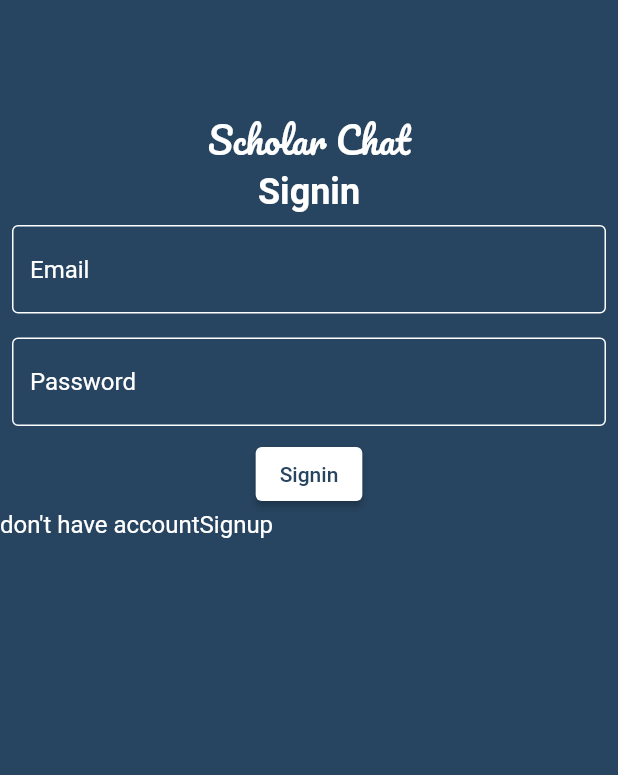
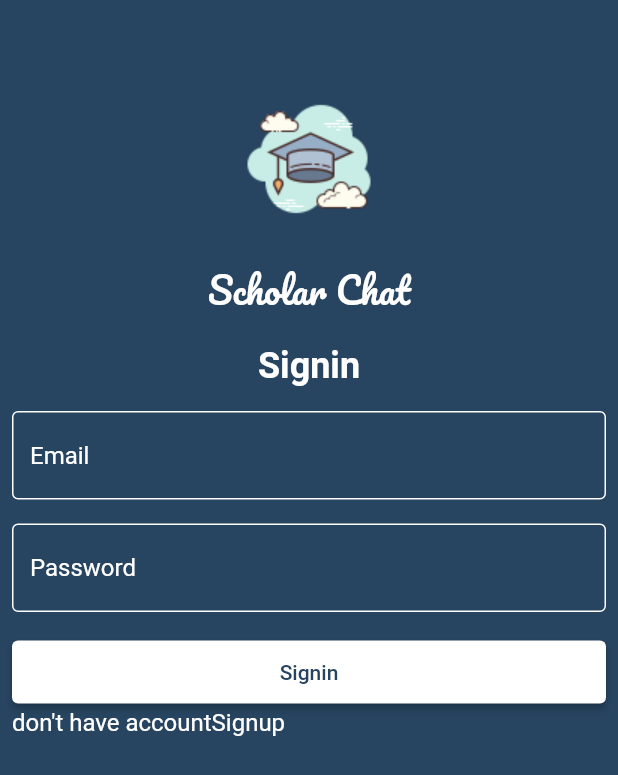
Before and after one commit to MuhanadHorani/Chat-App, a Flutter app: the screen it shows after launch, on a phone screen of 412 x 824 dp. Shown: the top 775 px of the screen. Run offline on Flutter 3.47's test engine with Material 2 defaults, Android fonts, the phone set to English and light mode, and no system bars.

Commit message:
elevated button

```diff
--- a/lib/app/app.dart
+++ b/lib/app/app.dart
@@ -1,7 +1,5 @@
 import 'package:chat_app/pages/login_page.dart';
 import 'package:flutter/material.dart';
-
-import '../pages/home_page.dart';
 
 class App extends StatelessWidget {
   const App({Key? key}) : super(key: key);
--- a/lib/pages/login_page.dart
+++ b/lib/pages/login_page.dart
@@ -14,9 +14,12 @@ class LoginPage extends StatelessWidget {
         backgroundColor: const Color(0xFF274460),
         elevation: 0,
       ),
-      body: Column(
+      body: Padding(
+        padding: const EdgeInsets.symmetric(horizontal: 8),
+        child: ListView(children: [
+          Column(
             children: [
-          //Image.asset('name'),
+              Image.asset('assets/images/scholar.png'),
               const SizedBox(
                 height: 16,
               ),
@@ -29,6 +32,9 @@ class LoginPage extends StatelessWidget {
                   color: Colors.white,
                 ),
               ),
+              const SizedBox(
+                height: 16,
+              ),
               Text(
                 "Signin",
                 style: TextStyle(
@@ -37,12 +43,22 @@ class LoginPage extends StatelessWidget {
                   color: Colors.white,
                 ),
               ),
+              const SizedBox(
+                height: 16,
+              ),
               CustemTextFiled(hintText: 'Email'),
+              const SizedBox(
+                height: 16,
+              ),
               CustemTextFiled(
                 hintText: 'Password',
               ),
+              const SizedBox(
+                height: 16,
+              ),
               ElevatedButton(
                 style: ElevatedButton.styleFrom(
+                  minimumSize: const Size.fromHeight(42),
                   backgroundColor: Colors.white,
                 ),
                 onPressed: () {
@@ -82,6 +98,8 @@ class LoginPage extends StatelessWidget {
               )
             ],
           ),
+        ]),
+      ),
     );
   }
 }
--- a/lib/wedjets/custem_text_filed.dart
+++ b/lib/wedjets/custem_text_filed.dart
@@ -8,9 +8,7 @@ class CustemTextFiled extends StatelessWidget {
   final String hintText;
   @override
   Widget build(BuildContext context) {
-    return Padding(
-      padding: const EdgeInsets.all(8.0),
-      child: TextField(
+    return TextField(
       decoration: InputDecoration(
           hintText: hintText,
           enabledBorder: OutlineInputBorder(
@@ -24,7 +22,6 @@ class CustemTextFiled extends StatelessWidget {
           hintStyle: TextStyle(
             color: Colors.white,
           )),
-      ),
     );
   }
 }
--- a/pubspec.yaml
+++ b/pubspec.yaml
@@ -36,7 +36,7 @@ flutter:
   fonts:
     - family: Pacifico
       fonts:
-        - asset: fonts/Pacifico-Regular.ttf
+        - asset: assets/fonts/Pacifico-Regular.ttf
 
   #   - family: Trajan Pro
   #     fonts:
```
Also changed, not shown: assets/fonts/Pacifico-Regular.ttf. Lines whose indentation alone changed are shown as unchanged.
